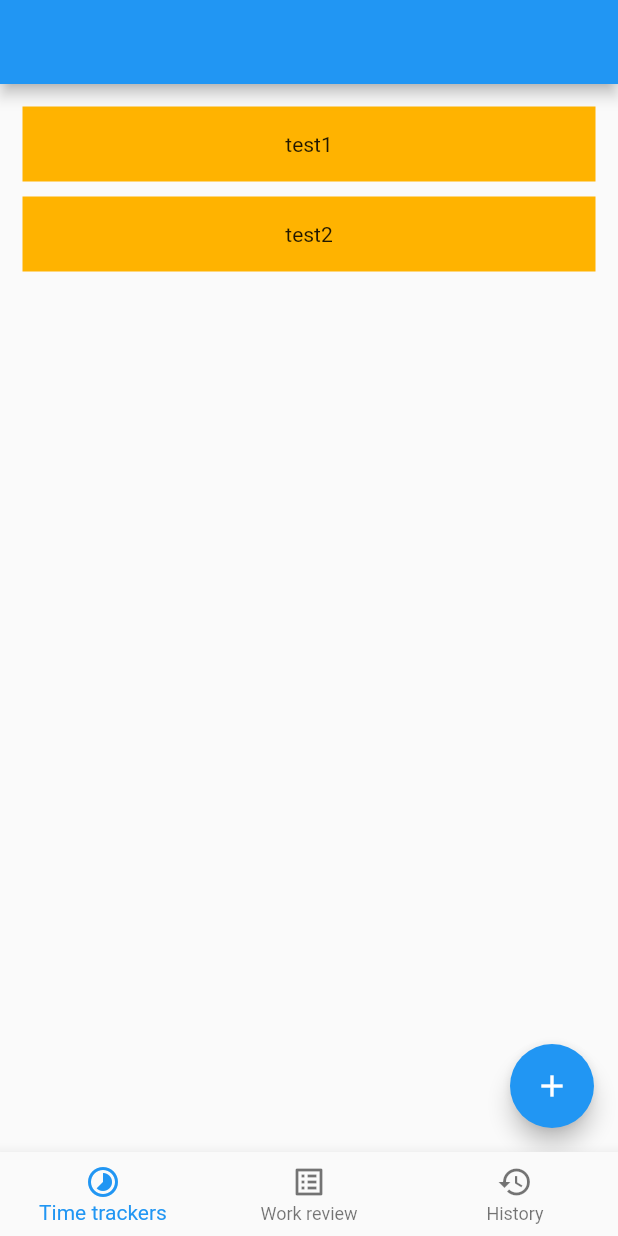
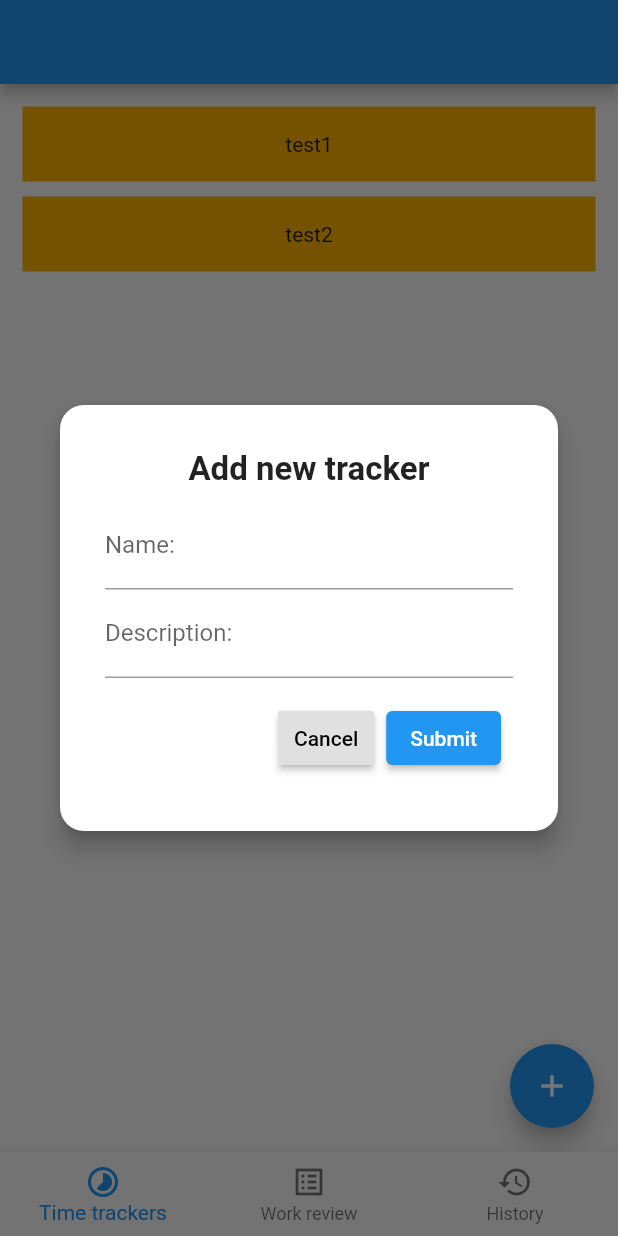
Before and after one commit to mjablecnik/flutter_getx_timetracker, a Flutter app: the screen it shows after launch, after a tap on the "add" icon, on a phone screen of 412 x 824 dp. Run offline on Flutter 3.47's test engine with Material 2 defaults, Android fonts, the phone set to English and light mode, and no system bars; our stand-ins replace get.

Commit message:
feat(trackerdialog): add TrackerDialog for adding new trackers

```diff
--- /dev/null
+++ b/lib/controllers/dialog.dart
@@ -0,0 +1,36 @@
+import 'package:flutter/material.dart';
+import 'package:flutter/widgets.dart';
+import 'package:get/get.dart';
+
+
+class DialogController extends GetxController {
+
+  TextEditingController dialogInput;
+  final formKey = GlobalKey<FormState>();
+  var model;
+
+  void onInit() {
+    super.onInit();
+
+    dialogInput = TextEditingController();
+    print("Create dialogController");
+  }
+
+  void onClose() {
+    super.onClose();
+    dialogInput.dispose();
+    print("Dispose dialogController");
+  }
+
+  void submit(Function saveModel) {
+    if (formKey.currentState.validate()) {
+      formKey.currentState.save();
+      saveModel.call();
+      clearText();
+      Get.back();
+    }
+  }
+
+  void clearText() => dialogInput.text = "";
+
+}
--- a/lib/controllers/trackers.dart
+++ b/lib/controllers/trackers.dart
@@ -7,7 +7,7 @@ class TrackersController extends GetxController {
 
   increment() => count++;
 
-  addItem(String item) {
-    trackers.add(TimeTracker(item));
+  addItem(TimeTracker item) {
+    trackers.add(item);
   }
 }
--- a/lib/main.dart
+++ b/lib/main.dart
@@ -4,6 +4,7 @@ import 'package:get/get.dart';
 import 'package:timetracker/constants.dart';
 import 'package:timetracker/views/home.dart';
 
+import 'controllers/dialog.dart';
 import 'controllers/trackers.dart';
 
 
@@ -15,6 +16,7 @@ Future<void> main() async {
       //initialRoute: Routes.HOME,
       initialBinding: BindingsBuilder(() {
         Get.lazyPut(() => TrackersController(), fenix: true);
+        Get.lazyPut(() => DialogController(), fenix: true);
       }),
       home: HomePage(),
 
--- /dev/null
+++ b/lib/views/dialog.dart
@@ -0,0 +1,73 @@
+import 'package:flutter/cupertino.dart';
+import 'package:flutter/material.dart';
+import 'package:get/get.dart';
+import 'package:timetracker/controllers/dialog.dart';
+import 'package:timetracker/controllers/trackers.dart';
+import 'package:timetracker/models/timetracker.dart';
+
+class TrackerDialog extends GetView<DialogController> {
+  @override
+  Widget build(BuildContext context) {
+    TrackersController trackersController = Get.find<TrackersController>();
+    controller.model = TimeTracker("New tracker");
+
+    return Dialog(
+      shape: RoundedRectangleBorder(
+        borderRadius: BorderRadius.circular(16),
+      ),
+      elevation: 6,
+      //backgroundColor: Colors.transparent,
+      child: Container(
+        padding: EdgeInsets.all(30),
+        child: Form(
+          autovalidateMode: AutovalidateMode.onUserInteraction,
+          key: controller.formKey,
+          child: Column(
+            mainAxisSize: MainAxisSize.min,
+            children: [
+              Padding(
+                padding: const EdgeInsets.only(bottom: 8.0),
+                child: Text(
+                  "Add new tracker",
+                  style: TextStyle(fontSize: 22, fontWeight: FontWeight.bold),
+                ),
+              ),
+              TextFormField(
+                decoration: InputDecoration(labelText: "Name:"),
+                validator: (value) {
+                  if (value.isEmpty) {
+                    return 'Please enter some text';
+                  }
+                  return null;
+                },
+                onSaved: (value) => controller.model.name = value,
+              ),
+              TextFormField(
+                decoration: InputDecoration(labelText: "Description:"),
+                onSaved: (value) => controller.model.description = value,
+              ),
+              Container(
+                alignment: Alignment.centerRight,
+                padding: const EdgeInsets.only(top: 8.0),
+                child: ButtonBar(
+                  children: [
+                    RaisedButton(
+                      onPressed: () => Navigator.pop(context),
+                      child: Text("Cancel"),
+                    ),
+                    ElevatedButton(
+                      onPressed: () => controller.submit(
+                          () => trackersController.addItem(controller.model)
+                      ),
+                      child: Text("Submit"),
+                    )
+                  ],
+                ),
+              )
+            ],
+          ),
+        ),
+      ),
+    );
+  }
+}
--- a/lib/views/trackers.dart
+++ b/lib/views/trackers.dart
@@ -3,10 +3,11 @@ import 'package:flutter/widgets.dart';
 import 'package:get/get.dart';
 import 'package:timetracker/controllers/trackers.dart';
 
+import 'dialog.dart';
+
 class TrackersView extends GetView<TrackersController> {
   @override
   Widget build(context) {
-
     return Scaffold(
       appBar: AppBar(),
       body: Obx(() => ListView.builder(
@@ -25,7 +26,14 @@ class TrackersView extends GetView<TrackersController> {
           )),
       floatingActionButton: FloatingActionButton(
         child: Icon(Icons.add),
-        onPressed: () { print("Not implemented adding new trackers."); },
+        onPressed: () => {
+          showDialog(
+            context: context,
+            builder: (BuildContext context) {
+              return TrackerDialog();
+            },
+          )
+        },
       ),
     );
   }
```
Lines whose indentation alone changed are shown as unchanged.
